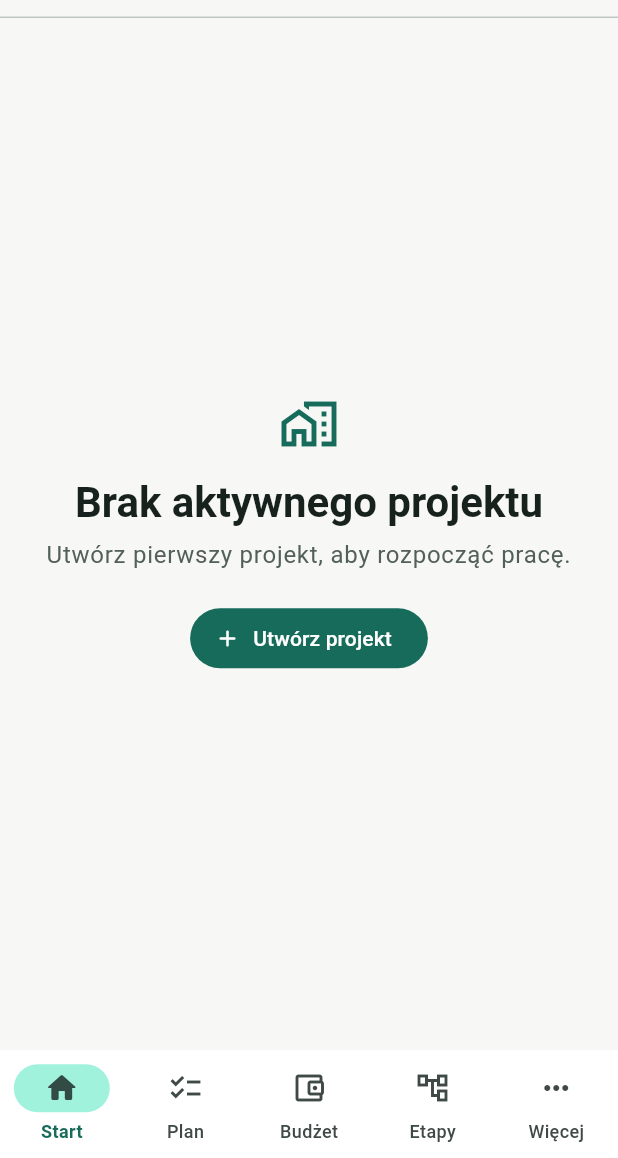
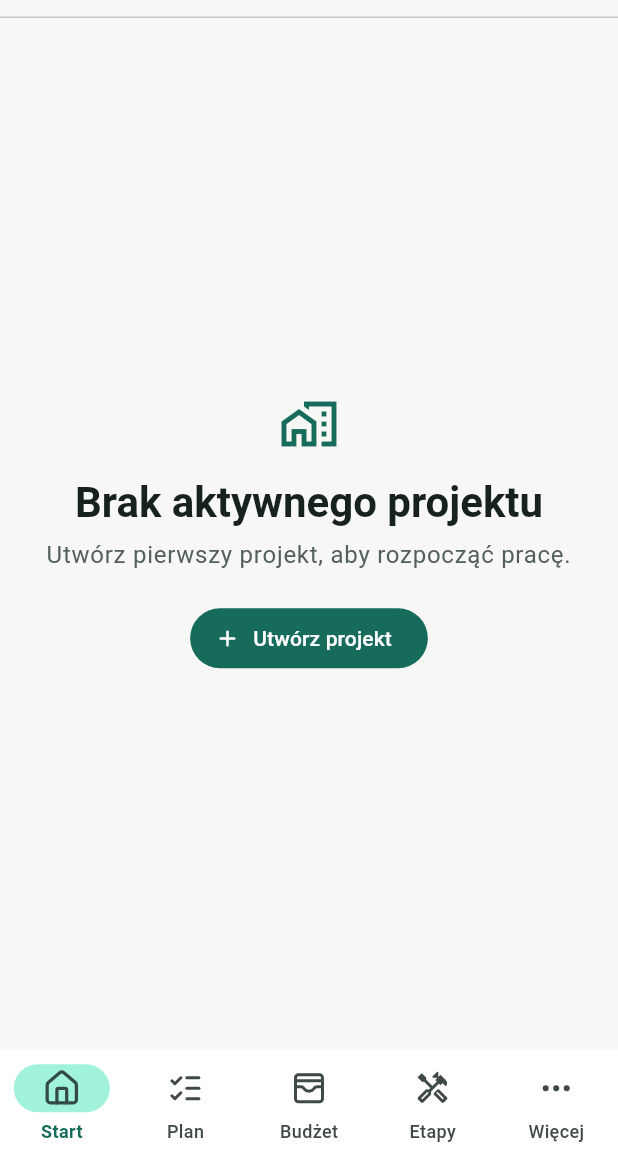
Before and after one commit to przemyslawsobczyk123-lgtm/budowapro-app, a Flutter app: the screen it shows after launch, on a phone screen of 412 x 824 dp, the part 78-1236 px from its top. Run offline on Flutter 3.47's test engine with Material 3 defaults, Android fonts, the phone set to English and light mode, and no system bars; our stand-ins replace file_picker, flutter_local_notifications, flutter_riverpod, flutter_timezone, go_router, lucide_icons_flutter and 5 more; missing offline and left inert: google_mlkit_document_scanner, google_mlkit_text_recognition, pdfrx; accounts and stored records are empty.

Commit message:
feat: refresh app navigation icons

```diff
--- a/lib/features/shell/presentation/app_shell.dart
+++ b/lib/features/shell/presentation/app_shell.dart
@@ -8,6 +8,7 @@ import 'package:budowapro/shared/widgets/app_content_states.dart';
 import 'package:flutter/material.dart';
 import 'package:flutter_riverpod/flutter_riverpod.dart';
 import 'package:go_router/go_router.dart';
+import 'package:lucide_icons_flutter/lucide_icons.dart';
 
 class AppShell extends ConsumerWidget {
   const AppShell({required this.navigationShell, super.key});
@@ -46,7 +47,7 @@ class AppShell extends ConsumerWidget {
                         key: const ValueKey('globalCaptureButton'),
                         tooltip: localizations.captureAddTooltip,
                         onPressed: () => showCaptureComposer(context, ref),
-                        icon: const Icon(Icons.add_box_outlined),
+                        icon: const Icon(LucideIcons.inbox300),
                       ),
                   ],
                 ),
@@ -70,8 +71,8 @@ class AppShell extends ConsumerWidget {
         destinations: AppSection.values
             .map(
               (section) => NavigationDestination(
-                icon: Icon(section.icon),
-                selectedIcon: Icon(section.selectedIcon),
+                icon: Icon(section.icon, size: 24),
+                selectedIcon: Icon(section.selectedIcon, size: 26),
                 label: section.navigationLabel(localizations),
               ),
             )
@@ -114,15 +115,11 @@ class ProjectSectionScreen extends StatelessWidget {
 }
 
 enum AppSection {
-  start('/', Icons.home_outlined, Icons.home_rounded),
-  plan('/plan', Icons.checklist_outlined, Icons.checklist_rounded),
-  budget(
-    '/budget',
-    Icons.account_balance_wallet_outlined,
-    Icons.account_balance_wallet,
-  ),
-  stages('/stages', Icons.account_tree_outlined, Icons.account_tree_rounded),
-  more('/more', Icons.more_horiz_rounded, Icons.more_horiz_rounded);
+  start('/', LucideIcons.house300, LucideIcons.house300),
+  plan('/plan', LucideIcons.listChecks300, LucideIcons.listChecks300),
+  budget('/budget', LucideIcons.walletCards300, LucideIcons.walletCards300),
+  stages('/stages', Icons.handyman_outlined, Icons.handyman_outlined),
+  more('/more', LucideIcons.ellipsis300, LucideIcons.ellipsis300);
 
   const AppSection(this.path, this.icon, this.selectedIcon);
 
--- a/pubspec.yaml
+++ b/pubspec.yaml
@@ -23,6 +23,7 @@ dependencies:
   go_router: ^17.3.0
   image: ^4.9.1
   intl: any
+  lucide_icons_flutter: 3.1.15
   package_info_plus: ^9.0.1
   path: ^1.9.1
   path_provider: ^2.1.6
```
Also changed, not shown: lib/features/dashboard/presentation/dashboard_screen.dart (+32 -6 lines), lib/features/shell/presentation/more_tools_screen.dart (+14 -12 lines), lib/shared/widgets/app_feature_icon.dart (added, +65 -0 lines), pubspec.lock, 3 other files.
